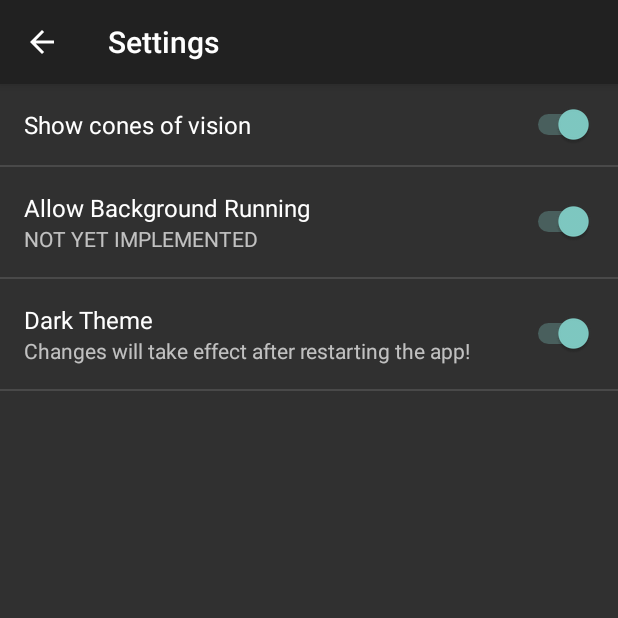
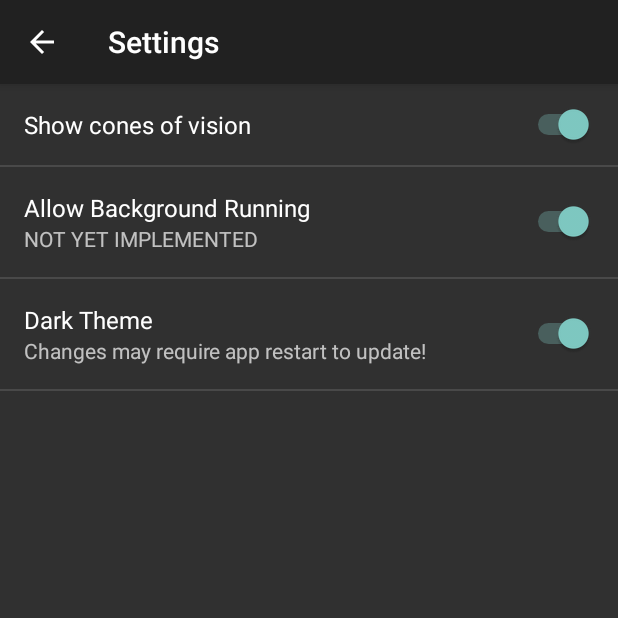
Before and after one commit to ColonelPanicc/Durhide, an Android app: the screen it shows after launch (SettingsActivity), in the side drawer, after a tap on "Settings", on a phone screen of 412 x 824 dp, the top half of it. Run offline under Robolectric (Android 15) with nearby library versions, the phone set to English and light mode, and no system bars; our stand-ins replace Volley; 3 statements that could not run were skipped.

Commit message:
changed settings summary

```diff
--- a/AndroidApp/app/src/main/res/xml/settings.xml
+++ b/AndroidApp/app/src/main/res/xml/settings.xml
@@ -16,5 +16,5 @@
         android:defaultValue="true"
         android:key="@string/preference_key_dark_theme"
         android:title="Dark Theme"
-        android:summary="Changes will take effect after restarting the app!"></SwitchPreference>
+        android:summary="Changes may require app restart to update!"></SwitchPreference>
 </PreferenceScreen>
```
